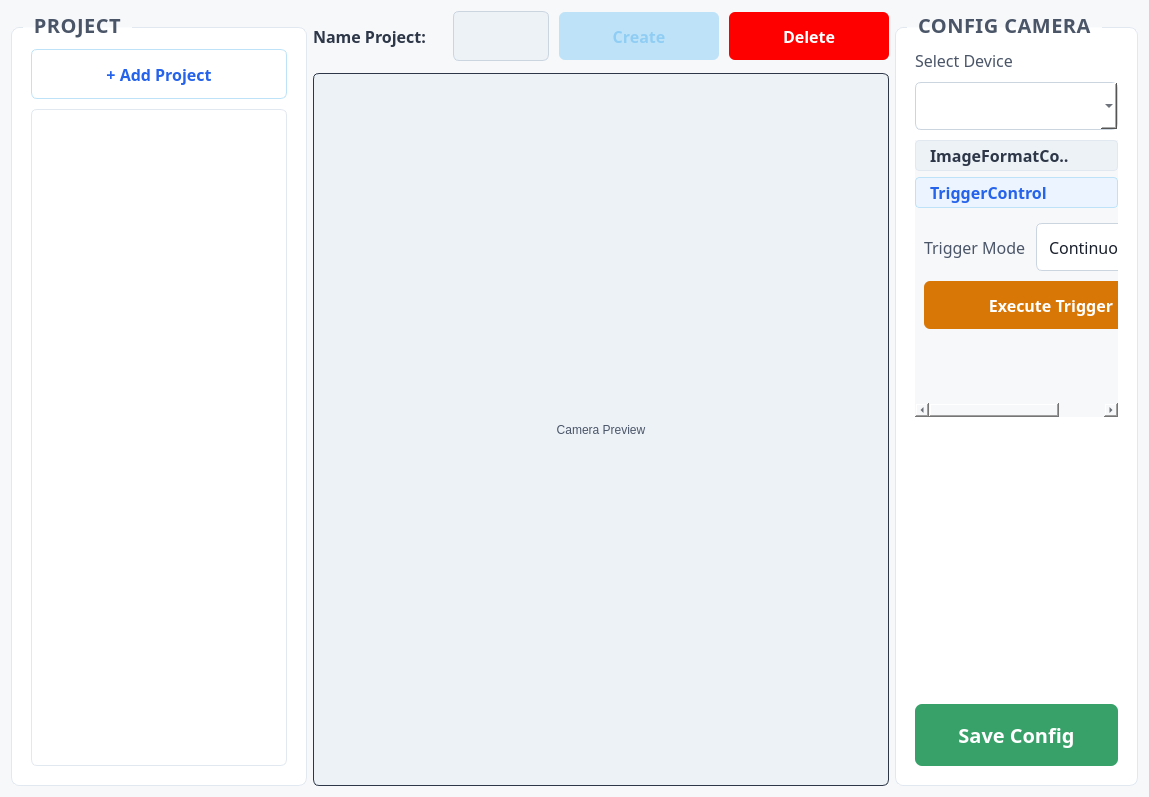
This is ui/ui/project_tab.ui in ADPL-190400/bottle-inspection as Qt 5 draws it before an edit. The edited form follows.
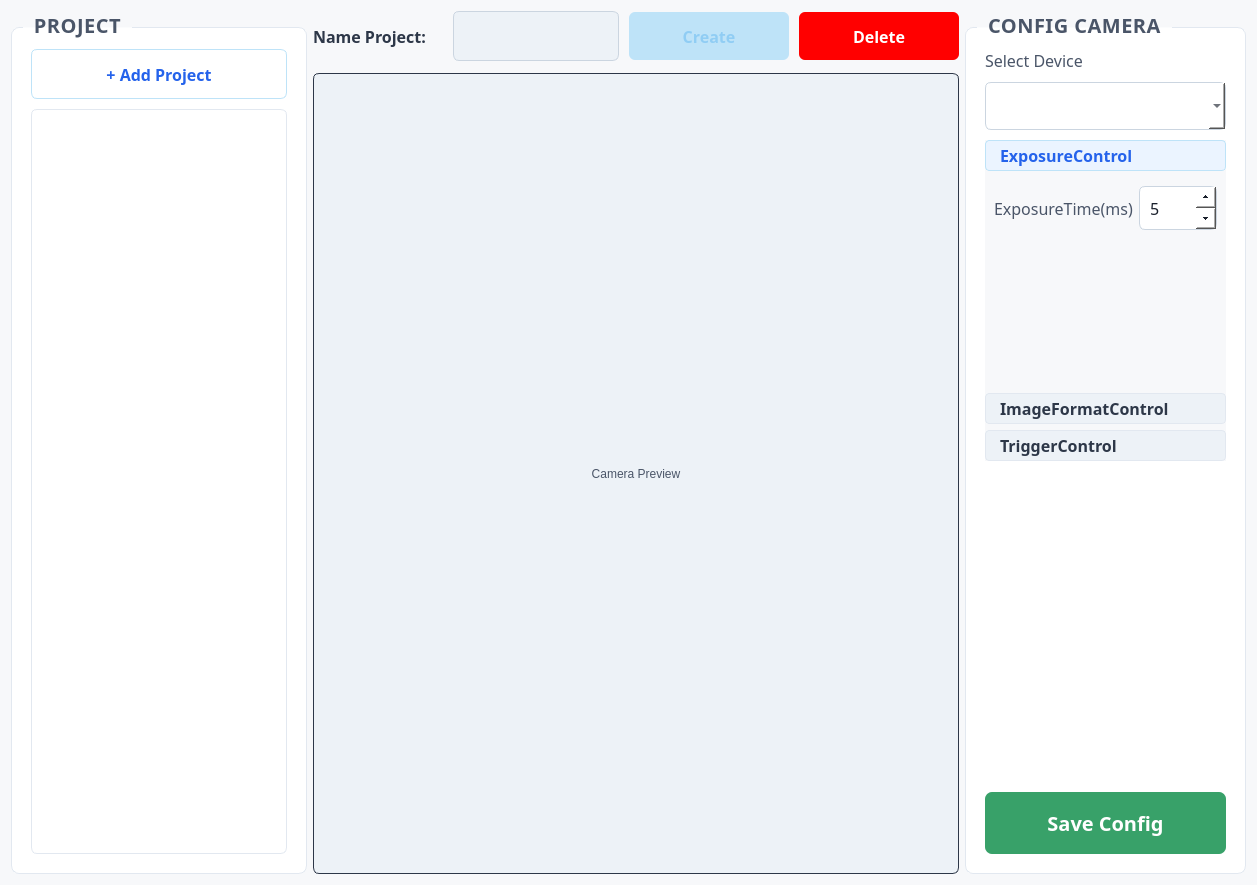
This is the edited form.

Commit message: update project_tab exposure_time

```diff
--- a/ui/ui/project_tab.ui
+++ b/ui/ui/project_tab.ui
@@ -6,8 +6,8 @@
    <rect>
     <x>0</x>
     <y>0</y>
-    <width>1149</width>
-    <height>797</height>
+    <width>1257</width>
+    <height>885</height>
    </rect>
   </property>
   <property name="windowTitle">
@@ -148,12 +148,10 @@
 QSpinBox:focus { border-color: #2563EB; }
 QSpinBox::up-button, QSpinBox::down-button {
     width: 20px;
-    border: none;
-    background-color: #EDF2F7;
+
 }
-QSpinBox::up-button:hover, QSpinBox::down-button:hover {
-    background-color: #E2E8F0;
-}
+
+
 
 /* ── ToolBox ── */
 QToolBox::tab {
@@ -507,11 +505,73 @@
          </font>
         </property>
         <property name="currentIndex">
-         <number>1</number>
+         <number>0</number>
         </property>
         <property name="tabSpacing">
          <number>6</number>
         </property>
+        <widget class="QWidget" name="page_3">
+         <attribute name="label">
+          <string>ExposureControl</string>
+         </attribute>
+         <layout class="QVBoxLayout" name="verticalLayout_3">
+          <item>
+           <layout class="QHBoxLayout" name="horizontalLayout_2">
+            <item>
+             <widget class="QLabel" name="label_13">
+              <property name="font">
+               <font>
+                <family>Segoe UI,Arial,sans-serif</family>
+                <pointsize>12</pointsize>
+               </font>
+              </property>
+              <property name="text">
+               <string>ExposureTime(ms)</string>
+              </property>
+             </widget>
+            </item>
+            <item>
+             <widget class="QSpinBox" name="exposure_time">
+              <property name="font">
+               <font>
+                <family>Segoe UI,Arial,sans-serif</family>
+                <pointsize>12</pointsize>
+               </font>
+              </property>
+              <property name="minimum">
+               <number>1</number>
+              </property>
+              <property name="maximum">
+               <number>500</number>
+              </property>
+              <property name="singleStep">
+               <number>1</number>
+              </property>
+              <property name="value">
+               <number>5</number>
+              </property>
+              <property name="displayIntegerBase">
+               <number>10</number>
+              </property>
+             </widget>
+            </item>
+           </layout>
+          </item>
+          <item>
+           <spacer name="verticalSpacer">
+            <property name="orientation">
+             <enum>Qt::Vertical</enum>
+            </property>
+            <property name="sizeHint" stdset="0">
+             <size>
+              <width>20</width>
+              <height>141</height>
+             </size>
+            </property>
+           </spacer>
+          </item>
+         </layout>
+        </widget>
         <widget class="QWidget" name="page">
          <property name="geometry">
           <rect>
@@ -766,8 +826,8 @@
           <rect>
            <x>0</x>
            <y>0</y>
-           <width>250</width>
-           <height>188</height>
+           <width>258</width>
+           <height>214</height>
           </rect>
          </property>
          <attribute name="label">
```
Left out of the diff: 2 changed lines with no effect on the pictures. The commit also changes 1 other file.
